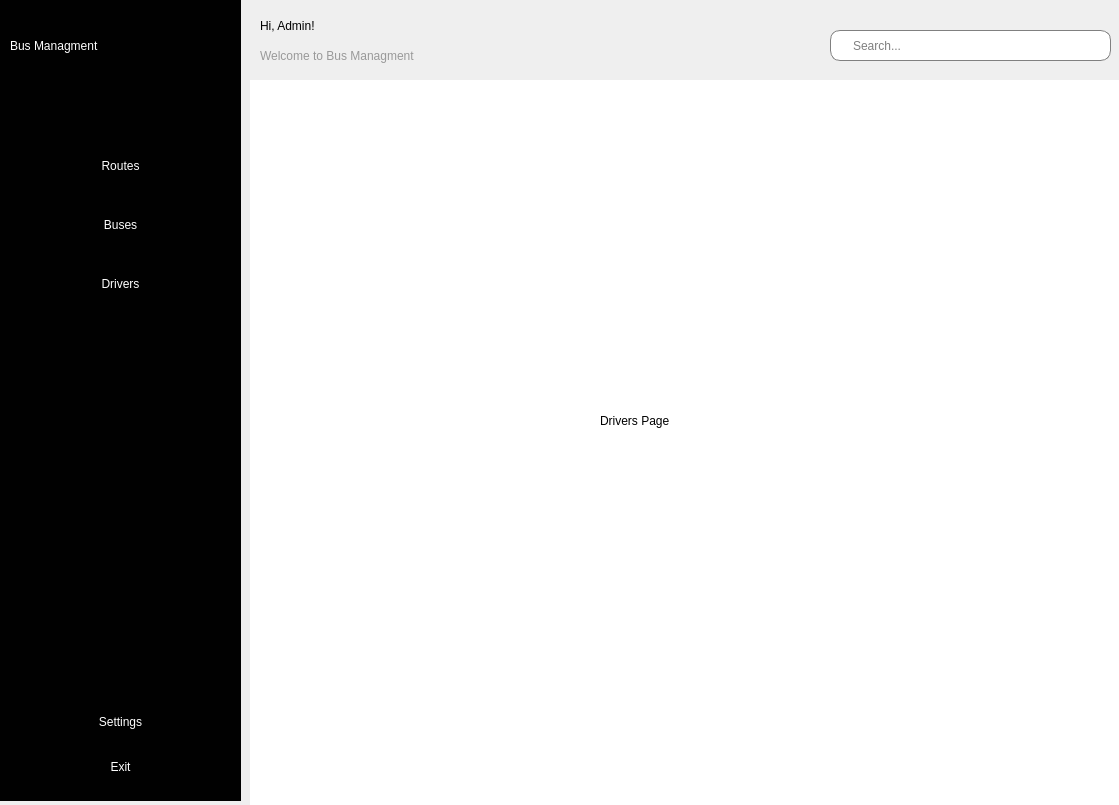
This is index.ui in mykyta07/bus_management as Qt 5 draws it before an edit. The edited form follows.
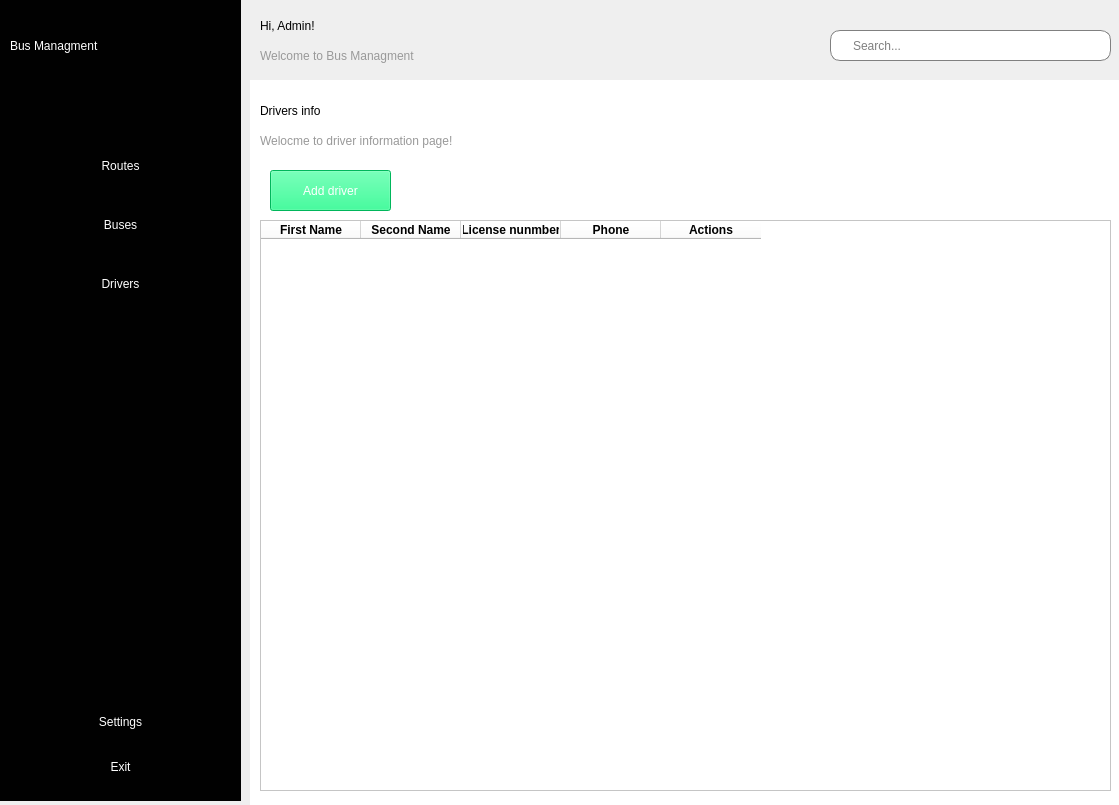
This is the edited form. The open tabs and pages were chosen to show the change. Icons and pictures are not drawn.

Commit message: added Drivers page on UI

The edit to the form file:
```diff
--- a/index.ui
+++ b/index.ui
@@ -428,19 +428,117 @@
       <widget class="QLabel" name="label_6">
        <property name="geometry">
         <rect>
-         <x>340</x>
-         <y>300</y>
-         <width>141</width>
-         <height>81</height>
+         <x>0</x>
+         <y>0</y>
+         <width>151</width>
+         <height>61</height>
         </rect>
        </property>
        <property name="styleSheet">
         <string notr="true">font: 14pt &quot;MS Shell Dlg 2&quot;;</string>
        </property>
        <property name="text">
-        <string>Drivers Page</string>
+        <string>Drivers info</string>
        </property>
       </widget>
+      <widget class="QLabel" name="label_8">
+       <property name="geometry">
+        <rect>
+         <x>0</x>
+         <y>50</y>
+         <width>611</width>
+         <height>21</height>
+        </rect>
+       </property>
+       <property name="styleSheet">
+        <string notr="true">font: 10pt &quot;MS Shell Dlg 2&quot;;
+color: rgb(153, 153, 153);</string>
+       </property>
+       <property name="text">
+        <string>Welocme to driver information page!</string>
+       </property>
+      </widget>
+      <widget class="QPushButton" name="addDriverButton">
+       <property name="enabled">
+        <bool>true</bool>
+       </property>
+       <property name="geometry">
+        <rect>
+         <x>10</x>
+         <y>90</y>
+         <width>121</width>
+         <height>41</height>
+        </rect>
+       </property>
+       <property name="styleSheet">
+        <string notr="true">border:&quot;none&quot;;
+background-color: rgb(0, 255, 127);
+font: 75 10pt &quot;MS Shell Dlg 2&quot;;
+color: rgb(255, 255, 255);
+border-radius:&quot;10px&quot;</string>
+       </property>
+       <property name="text">
+        <string>Add driver</string>
+       </property>
+       <property name="checkable">
+        <bool>true</bool>
+       </property>
+      </widget>
+      <widget class="QTableWidget" name="driverTable">
+       <property name="geometry">
+        <rect>
+         <x>0</x>
+         <y>140</y>
+         <width>851</width>
+         <height>571</height>
+        </rect>
+       </property>
+       <property name="styleSheet">
+        <string notr="true">QHeaderView::section {
+	font-weight:bold;
+}</string>
+       </property>
+       <property name="alternatingRowColors">
+        <bool>false</bool>
+       </property>
+       <property name="sortingEnabled">
+        <bool>false</bool>
+       </property>
+       <property name="columnCount">
+        <number>5</number>
+       </property>
+       <attribute name="horizontalHeaderMinimumSectionSize">
+        <number>49</number>
+       </attribute>
+       <attribute name="horizontalHeaderShowSortIndicator" stdset="0">
+        <bool>false</bool>
+       </attribute>
+       <column>
+        <property name="text">
+         <string>First Name</string>
+        </property>
+       </column>
+       <column>
+        <property name="text">
+         <string>Second Name</string>
+        </property>
+       </column>
+       <column>
+        <property name="text">
+         <string>License nunmber</string>
+        </property>
+       </column>
+       <column>
+        <property name="text">
+         <string>Phone</string>
+        </property>
+       </column>
+       <column>
+        <property name="text">
+         <string>Actions</string>
+        </property>
+       </column>
+      </widget>
      </widget>
     </widget>
    </widget>
```
Left out of the diff: 2 changed lines with no effect on the pictures. The commit also changes 1 other file.
